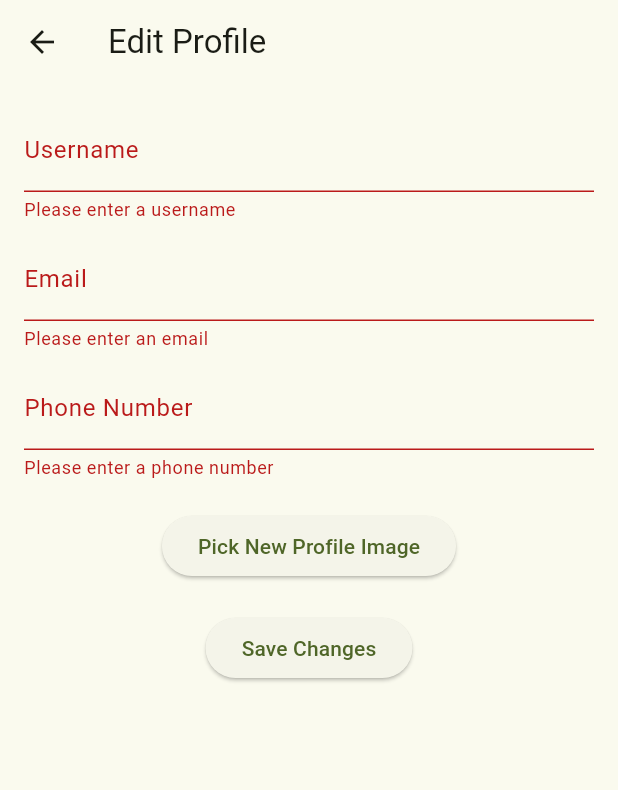
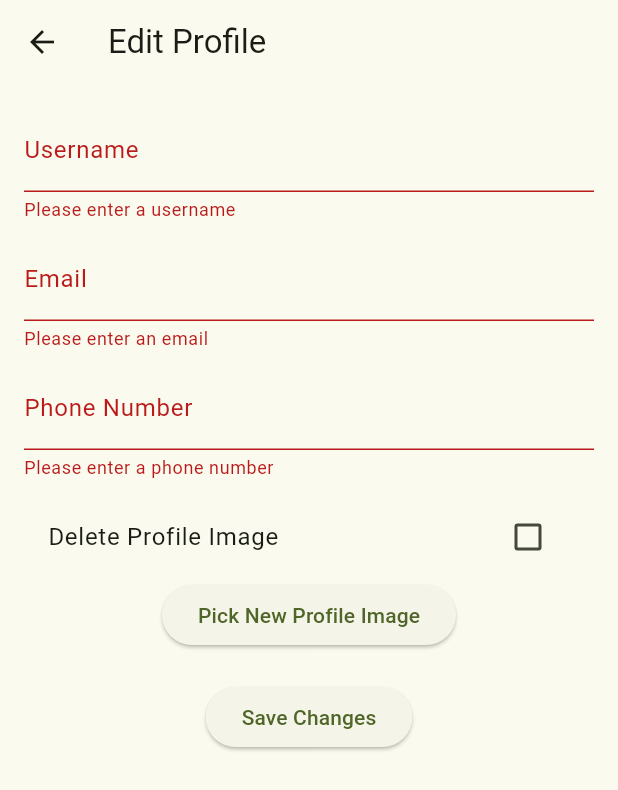
Before and after one commit to nobeljb/AngkringanPediaMobile, a Flutter app: the EditProfilePage screen opened directly with empty values, after a tap on "Save Changes", on a phone screen of 412 x 824 dp. Shown: the top 790 px of the screen. Run offline on Flutter 3.47's test engine with Material 3 defaults, Android fonts, the phone set to English and light mode, and no system bars; our stand-ins replace dio, flutter_rating_bar, flutter_secure_storage, google_fonts, image_picker; missing offline and left inert: pbp_django_auth; accounts and stored records are empty.

Commit message:
delete profpic

```diff
--- a/lib/authentication/screens/edit_profile.dart
+++ b/lib/authentication/screens/edit_profile.dart
@@ -2,10 +2,7 @@ import 'package:angkringan_pedia/authentication/models/profile.dart';
 import 'package:angkringan_pedia/authentication/screens/list_profile.dart';
 import 'package:flutter/material.dart';
 import 'package:image_picker/image_picker.dart';
-import 'dart:io';
-import 'profile_detail.dart';
 import 'package:dio/dio.dart';
-import 'package:flutter_secure_storage/flutter_secure_storage.dart';
 import 'package:http_parser/http_parser.dart';
 
 class EditProfilePage extends StatefulWidget {
@@ -22,7 +19,8 @@ class _EditProfilePageState extends State<EditProfilePage> {
   final TextEditingController _phoneNumberController = TextEditingController();
   final _formKey = GlobalKey<FormState>();
   XFile? _profileImage;
-  final storage = const FlutterSecureStorage();
+  bool _deleteProfileImage = false; // Tambahkan ini
+  final ImagePicker _picker = ImagePicker();
 
   @override
   void initState() {
@@ -36,12 +34,13 @@ class _EditProfilePageState extends State<EditProfilePage> {
     _phoneNumberController.text = widget.profile.fields.phoneNumber;
   }
 
-  final ImagePicker _picker = ImagePicker();
   Future<void> _pickImage() async {
     final XFile? pickedFile =
         await _picker.pickImage(source: ImageSource.gallery);
     setState(() {
       _profileImage = pickedFile;
+      if (pickedFile != null)
+        _deleteProfileImage = false; // Jika pilih gambar, nonaktifkan delete
     });
   }
 
@@ -56,25 +55,21 @@ class _EditProfilePageState extends State<EditProfilePage> {
           'username': _usernameController.text,
           'email': _emailController.text,
           'phone_number': _phoneNumberController.text,
+          'delete_profile_image': _deleteProfileImage ? 'true' : 'false',
         });
 
-        // Menambahkan gambar profil jika dipilih
-        if (_profileImage != null) {
+        // menambahkan gambar profil jika dipilih
+        if (_profileImage != null && !_deleteProfileImage) {
           final fileBytes = await _profileImage!.readAsBytes();
           final profileImageFile = MultipartFile.fromBytes(
             fileBytes,
             filename: _profileImage!.name,
-            contentType:
-                MediaType('image', 'jpeg'),
+            contentType: MediaType('image', 'jpeg'),
           );
           formData.files.add(MapEntry('profile_image', profileImageFile));
         }
 
-        // Mengirim data ke server
-        final response = await dio.post(
-          url,
-          data: formData,
-        );
+        final response = await dio.post(url, data: formData);
 
         if (response.statusCode == 200) {
           ScaffoldMessenger.of(context).showSnackBar(
@@ -83,14 +78,13 @@ class _EditProfilePageState extends State<EditProfilePage> {
 
           Navigator.pushReplacement(
             context,
-            MaterialPageRoute(
-              builder: (context) => ListProfilePage(),
-            ),
+            MaterialPageRoute(builder: (context) => ListProfilePage()),
           );
-
         } else {
+          final errorMessage =
+              response.data['message'] ?? 'Failed to update profile.';
           ScaffoldMessenger.of(context).showSnackBar(
-            const SnackBar(content: Text("Failed to update profile.")),
+            SnackBar(content: Text("Error: $errorMessage")),
           );
         }
       } catch (e) {
@@ -112,9 +106,9 @@ class _EditProfilePageState extends State<EditProfilePage> {
         child: Form(
           key: _formKey,
           child: Column(
-            crossAxisAlignment: CrossAxisAlignment.start,
+            // crossAxisAlignment: CrossAxisAlignment.start,
             children: [
-              // Username
+              // username
               TextFormField(
                 controller: _usernameController,
                 decoration: const InputDecoration(labelText: 'Username'),
@@ -123,7 +117,7 @@ class _EditProfilePageState extends State<EditProfilePage> {
               ),
               const SizedBox(height: 10),
 
-              // Email
+              // email
               TextFormField(
                 controller: _emailController,
                 decoration: const InputDecoration(labelText: 'Email'),
@@ -143,13 +137,24 @@ class _EditProfilePageState extends State<EditProfilePage> {
                 validator: (value) =>
                     value!.isEmpty ? 'Please enter a phone number' : null,
               ),
-              const SizedBox(height: 20),
+              const SizedBox(height: 10),
 
-              Center(
-                child: ElevatedButton(
-                  onPressed: _pickImage,
-                  child: const Text('Pick New Profile Image'),
-                ),
+              // Delete Profile image
+              CheckboxListTile(
+                title: const Text('Delete Profile Image'),
+                value: _deleteProfileImage,
+                onChanged: (value) {
+                  setState(() {
+                    _deleteProfileImage = value!;
+                    if (_deleteProfileImage) _profileImage = null;
+                  });
+                },
+              ),
+
+              // pick new profpic
+              ElevatedButton(
+                onPressed: _pickImage,
+                child: const Text('Pick New Profile Image'),
               ),
               if (_profileImage != null)
                 Center(
@@ -158,14 +163,14 @@ class _EditProfilePageState extends State<EditProfilePage> {
                     style: const TextStyle(color: Colors.green),
                   ),
                 ),
+              // if (_profileImage != null)
+              //   Text('Selected Image: ${_profileImage!.name}'),
               const SizedBox(height: 20),
 
-              // Submit Button
-              Center(
-                child: ElevatedButton(
-                  onPressed: _submitData,
-                  child: const Text('Save Changes'),
-                ),
+              // submit button
+              ElevatedButton(
+                onPressed: _submitData,
+                child: const Text('Save Changes'),
               ),
             ],
           ),
```
